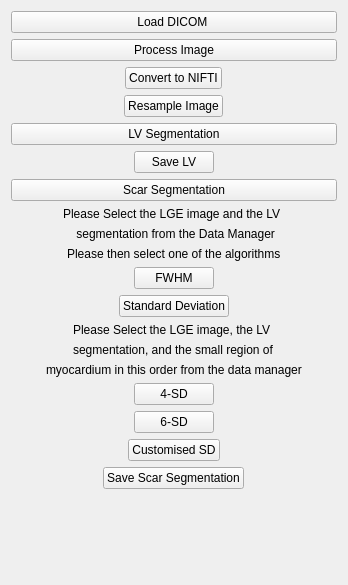
OpenHeartDevelopers/CemrgApp, file Version2.0/Plugins/kcl.cemrgapp.scar/src/internal/YZSegViewControls.ui: the form before one commit.
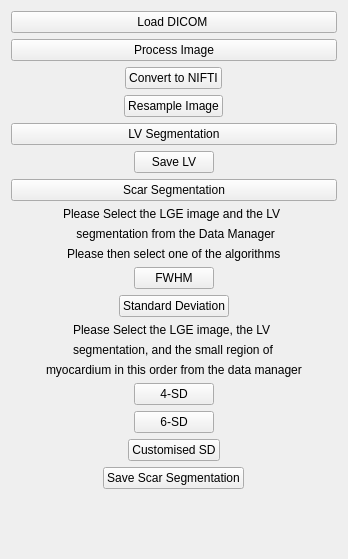
The form after the commit.

```diff
--- a/Version2.0/Plugins/kcl.cemrgapp.scar/src/internal/YZSegViewControls.ui
+++ b/Version2.0/Plugins/kcl.cemrgapp.scar/src/internal/YZSegViewControls.ui
@@ -7,7 +7,7 @@
     <x>0</x>
     <y>0</y>
     <width>348</width>
-    <height>585</height>
+    <height>559</height>
    </rect>
   </property>
   <property name="minimumSize">
```
